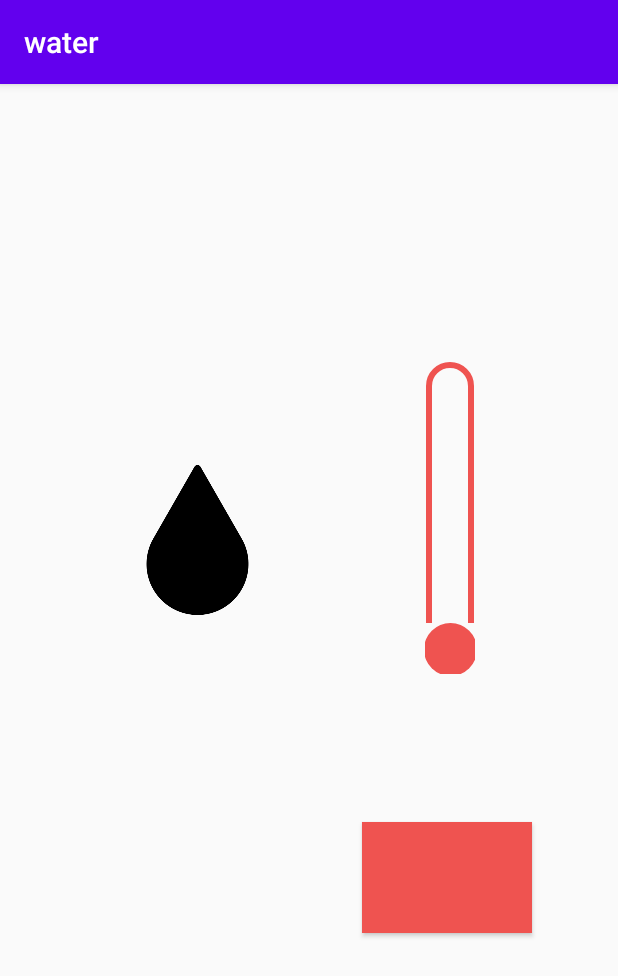
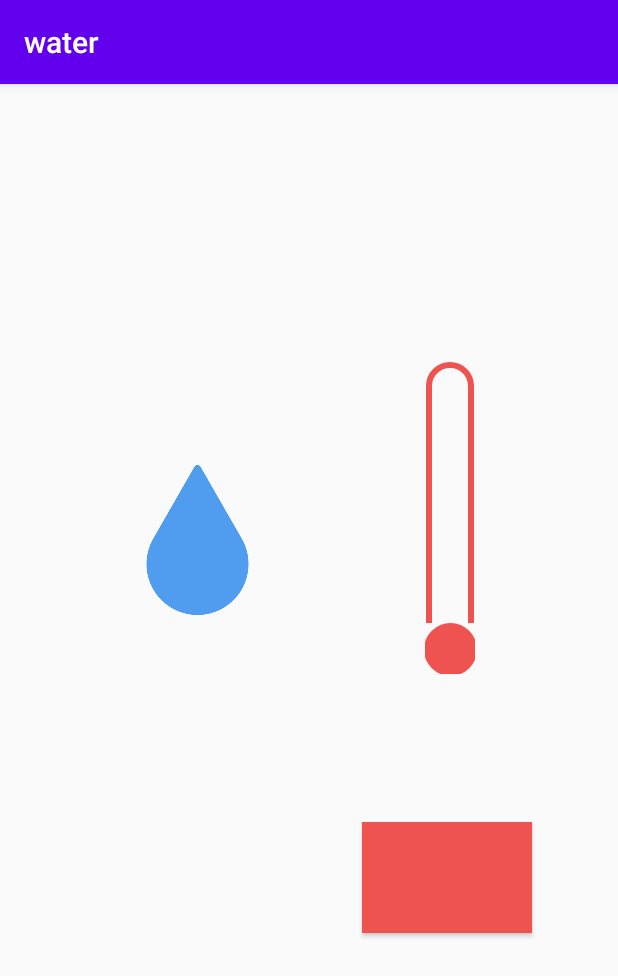
Before and after one commit to sugenius/android_, an Android app: the screen it shows after launch (MainActivity), on a phone screen of 412 x 824 dp. Shown: the top 976 px of the screen. Run offline under Robolectric (Android 15) with nearby library versions, the phone set to English and light mode, and no system bars.

Commit message:
modified drop color to blue

```diff
--- a/app/src/main/java/com/example/water/MainActivity.java
+++ b/app/src/main/java/com/example/water/MainActivity.java
@@ -26,31 +26,33 @@ public class MainActivity extends AppCompatActivity {
         super.onCreate(savedInstanceState);
         setContentView(R.layout.activity_main);
 
-        int nnn;
-
         textView=findViewById(R.id.drinkValue_Textview);
         SeekBar seekBar = findViewById(R.id.drink_seekBar);
 
+        final ImageView drinkgimg = (ImageView) findViewById(R.id.drinkIcon1_imageView);
+
+        drinkgimg.setColorFilter(Color.parseColor("#509def"));
+
         seekBar.setRotation(270.0f); //세로
         seekBar.setOnSeekBarChangeListener(new SeekBar.OnSeekBarChangeListener() { //seekbar 리스너
-            ImageView drinkgimg = (ImageView) findViewById(R.id.drinkIcon1_imageView);
+
 
             @Override
             public void onProgressChanged(SeekBar seekBar, int drinkValue, boolean fromUser) {
                 if(drinkValue>0) drinkgimg.setColorFilter(Color.parseColor("#509def"));
-                //else if(drinkValue>30) drinkgimg.setColorFilter(Color.parseColor("#ef5350")); //*
+                else if(drinkValue>30) drinkgimg.setColorFilter(Color.parseColor("#ef5350")); //*
                 textView.setText(drinkValue+"ml");
             }
 
             @Override
             public void onStartTrackingTouch(SeekBar seekBar) {
-                //drinkgimg.setColorFilter(Color.parseColor("#509def"));
+                drinkgimg.setColorFilter(Color.parseColor("#509def"));
             }
 
             @Override
             public void onStopTrackingTouch(SeekBar seekBar) {
-                //drinkgimg.setColorFilter(null);
-                //drinkgimg.setColorFilter(Color.parseColor("#509def"));
+                drinkgimg.setColorFilter(null);
+                drinkgimg.setColorFilter(Color.parseColor("#509def"));
             }
         });
     }
```
